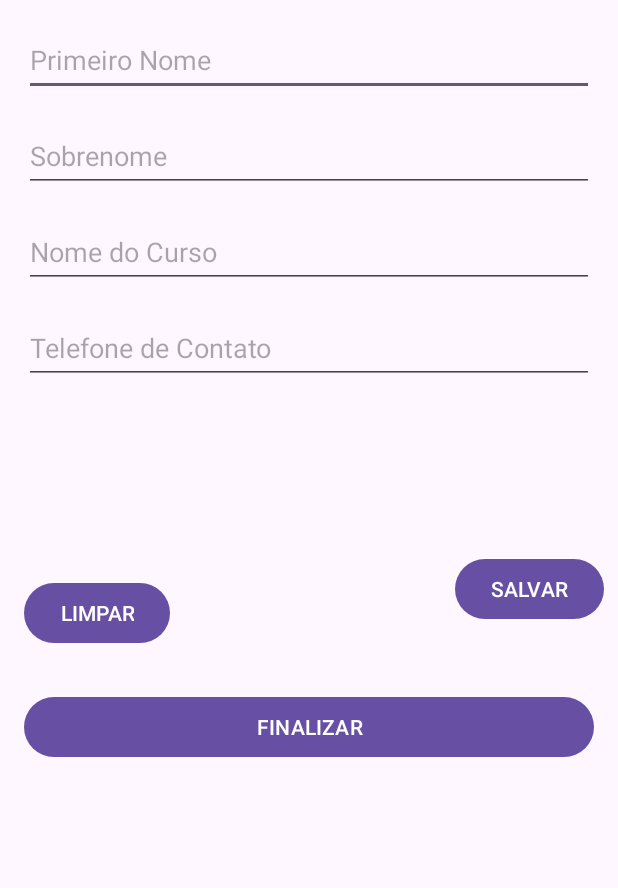
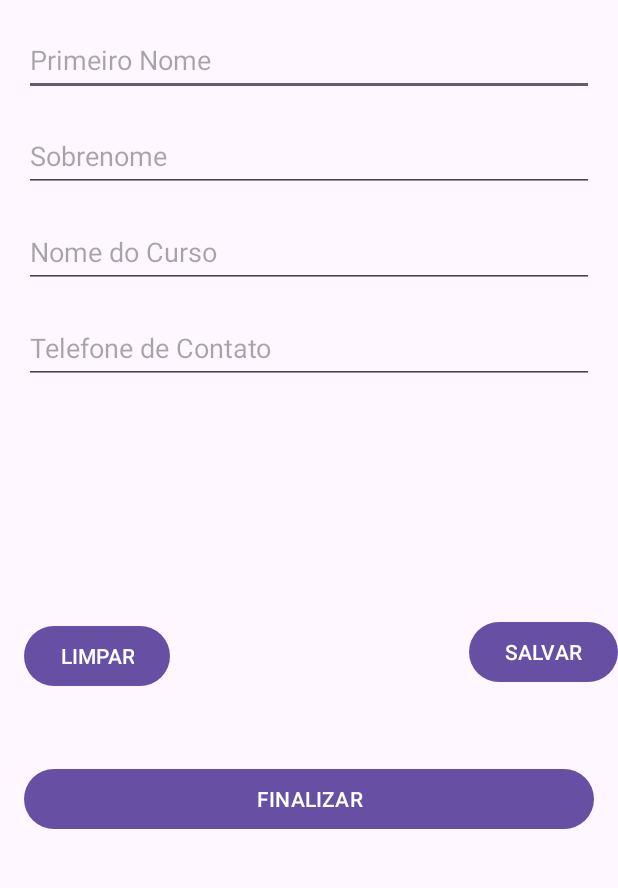
Before and after one commit to KevinAlmd27/DevAndroid, an Android app: the screen it shows after launch (MainActivity), on a phone screen of 412 x 824 dp, the part 61-949 px from its top. Run offline under Robolectric (Android 15) with nearby library versions, the phone set to English and light mode, and no system bars.

Commit message:
Versão 1 Clean Code

```diff
--- a/AppLista/app/src/main/java/view/MainActivity.java
+++ b/AppLista/app/src/main/java/view/MainActivity.java
@@ -1,6 +1,11 @@
 package view;
 
 import android.os.Bundle;
+import android.util.Log;
+import android.view.View;
+import android.widget.Button;
+import android.widget.EditText;
+import android.widget.Toast;
 
 import androidx.activity.EdgeToEdge;
 import androidx.appcompat.app.AppCompatActivity;
@@ -13,12 +18,17 @@ import model.Pessoa;
 
 public class MainActivity extends AppCompatActivity {
 
-
     Pessoa pessoa;
     Pessoa outraPessoa;
 
-    String dadosPessoa;
-    String dadosOutraPessoa;
+    EditText editPrimeiroNome;
+    EditText editSobrenome;
+    EditText editNomeDoCurso;
+    EditText editTelefoneContato;
+
+    Button btnLimpar;
+    Button btnSalvar;
+    Button btnFinalizar;
 
     @Override
     protected void onCreate(Bundle savedInstanceState) {
@@ -33,10 +43,6 @@ public class MainActivity extends AppCompatActivity {
 
         });
         pessoa = new Pessoa();
-        pessoa.setPrimeiroNome("Kevin");
-        pessoa.setSobrenome("Santos");
-        pessoa.setCursoDesejado("Android");
-        pessoa.setTelefoneContato("11-99229191");
 
         outraPessoa = new Pessoa();
         outraPessoa.setPrimeiroNome("Luiz");
@@ -44,26 +50,53 @@ public class MainActivity extends AppCompatActivity {
         outraPessoa.setCursoDesejado("Java");
         outraPessoa.setTelefoneContato("11-99223344");
 
-        dadosPessoa = "Primeiro nome: ";
-        dadosPessoa += pessoa.getPrimeiroNome();
-        dadosPessoa += " Sobrenome ";
-        dadosPessoa += pessoa.getSobrenome();
-        dadosPessoa += " Curso Desejado ";
-        dadosPessoa += pessoa.getCursoDesejado();
-        dadosPessoa += " Telefone de Contato ";
-        dadosPessoa += pessoa.getTelefoneContato();
+        editPrimeiroNome = findViewById(R.id.editPrimeiroNome);
+        editSobrenome = findViewById(R.id.editSobrenome);
+        editNomeDoCurso = findViewById(R.id.editNomeDoCurso);
+        editTelefoneContato = findViewById(R.id.editTelefoneContato);
 
-        dadosOutraPessoa = "Primeiro nome: ";
-        dadosOutraPessoa += outraPessoa.getPrimeiroNome();
-        dadosOutraPessoa += " Sobrenome ";
-        dadosOutraPessoa += outraPessoa.getSobrenome();
-        dadosOutraPessoa += " Curso Desejado ";
-        dadosOutraPessoa += outraPessoa.getCursoDesejado();
-        dadosOutraPessoa += " Telefone de Contato ";
-        dadosOutraPessoa += outraPessoa.getTelefoneContato();
+        btnLimpar = findViewById(R.id.btnLimpar);
+        btnSalvar = findViewById(R.id.btnSalvar);
+        btnFinalizar = findViewById(R.id.btnFinalizar);
 
-        int parada = 0;
+        editPrimeiroNome.setText(pessoa.getPrimeiroNome());
+        editSobrenome.setText(pessoa.getSobrenome());
+        editNomeDoCurso.setText(pessoa.getCursoDesejado());
+        editTelefoneContato.setText(pessoa.getTelefoneContato());
 
+        btnLimpar.setOnClickListener(new View.OnClickListener() {
+            @Override
+            public void onClick(View view) {
+                editPrimeiroNome.setText("");
+                editSobrenome.setText("");
+                editTelefoneContato.setText("");
+                editNomeDoCurso.setText("");
+            }
+        });
+
+        btnFinalizar.setOnClickListener(new View.OnClickListener() {
+            @Override
+            public void onClick(View view) {
+                Toast.makeText(MainActivity.this, "volte Sempre", Toast.LENGTH_LONG).show();
+                finish();
+            }
+        });
+
+        btnSalvar.setOnClickListener(new View.OnClickListener() {
+            @Override
+            public void onClick(View view) {
+
+                pessoa.setPrimeiroNome(editPrimeiroNome.getText().toString());
+                pessoa.setSobrenome(editSobrenome.getText().toString());
+                pessoa.setCursoDesejado(editNomeDoCurso.getText().toString());
+                pessoa.setTelefoneContato(editTelefoneContato.getText().toString());
+
+                Toast.makeText(MainActivity.this, "Informações Salvas" + pessoa.toString(), Toast.LENGTH_LONG).show();
+            }
+        });
+
+        Log.i("POOAndroid", "Objeto Pessoa: " + pessoa.toString());
+        Log.i("POOAndroid", "Objeto Outra Pessoa: " + outraPessoa.toString());
 
 
     }
--- a/AppLista/app/src/main/res/layout/activity_main.xml
+++ b/AppLista/app/src/main/res/layout/activity_main.xml
@@ -7,11 +7,12 @@
     android:layout_height="match_parent"
     tools:context="view.MainActivity">
 
-    <TextView android:id="@+id/txtTitulo"
+    <TextView
+        android:id="@+id/txtTitulo"
         android:layout_width="wrap_content"
         android:layout_height="wrap_content"
+        android:layout_marginTop="16dp"
         android:background="@color/Seila"
-        android:layout_marginTop="16dp"
         android:text="@string/txt_titulo"
         android:textSize="18sp"
         android:textStyle="bold"
@@ -20,7 +21,8 @@
         app:layout_constraintStart_toStartOf="parent"
         app:layout_constraintTop_toTopOf="parent" />
 
-    <EditText android:id="@+id/editPrimeiroNome"
+    <EditText
+        android:id="@+id/editPrimeiroNome"
         android:layout_width="match_parent"
         android:layout_height="48dp"
         android:layout_margin="16dp"
@@ -32,7 +34,8 @@
         app:layout_constraintStart_toStartOf="parent"
         app:layout_constraintTop_toBottomOf="@+id/txtTitulo" />
 
-    <EditText android:id="@+id/editSobrenome"
+    <EditText
+        android:id="@+id/editSobrenome"
         android:layout_width="match_parent"
         android:layout_height="48dp"
         android:layout_margin="16dp"
@@ -45,7 +48,8 @@
         app:layout_constraintStart_toStartOf="parent"
         app:layout_constraintTop_toBottomOf="@+id/editPrimeiroNome" />
 
-    <EditText android:id="@+id/editNomeDOCurso"
+    <EditText
+        android:id="@+id/editNomeDoCurso"
         android:layout_width="match_parent"
         android:layout_height="48dp"
         android:layout_margin="16dp"
@@ -57,19 +61,22 @@
         app:layout_constraintStart_toStartOf="parent"
         app:layout_constraintTop_toBottomOf="@+id/editSobrenome" />
 
-    <EditText android:id="@+id/editTextText5"
+    <EditText
+        android:id="@+id/editTelefoneContato"
         android:layout_width="match_parent"
         android:layout_height="48dp"
         android:layout_margin="16dp"
+        android:layout_marginTop="48dp"
         android:ems="10"
         android:hint="@string/txt_hint_edit_telefone_de_contato"
         android:importantForAutofill="no"
         android:inputType="text"
         app:layout_constraintEnd_toEndOf="parent"
         app:layout_constraintStart_toStartOf="parent"
-        app:layout_constraintTop_toBottomOf="@+id/editNomeDOCurso" />
+        app:layout_constraintTop_toBottomOf="@+id/editNomeDoCurso" />
 
-    <Button android:id="@+id/btnLimpar"
+    <Button
+        android:id="@+id/btnLimpar"
         android:layout_width="wrap_content"
         android:layout_height="wrap_content"
         android:layout_marginStart="16dp"
@@ -77,10 +84,11 @@
         android:text="@string/txt_button_limpar"
         app:layout_constraintBottom_toTopOf="@+id/btnFinalizar"
         app:layout_constraintStart_toStartOf="parent"
-        app:layout_constraintTop_toBottomOf="@+id/editTextText5"
-        app:layout_constraintVertical_bias="1.0" />
+        app:layout_constraintTop_toBottomOf="@+id/editTelefoneContato"
+        app:layout_constraintVertical_bias="0.892" />
 
-    <Button android:id="@+id/btnSalvar"
+    <Button
+        android:id="@+id/btnSalvar"
         android:layout_width="wrap_content"
         android:layout_height="wrap_content"
         android:layout_marginStart="180dp"
@@ -88,12 +96,13 @@
         android:text="@string/txt_button_Salvar"
         app:layout_constraintBottom_toTopOf="@+id/btnFinalizar"
         app:layout_constraintEnd_toEndOf="parent"
-        app:layout_constraintHorizontal_bias="0.515"
+        app:layout_constraintHorizontal_bias="1.0"
         app:layout_constraintStart_toEndOf="@+id/btnLimpar"
-        app:layout_constraintTop_toBottomOf="@+id/editTextText5"
-        app:layout_constraintVertical_bias="1.0" />
+        app:layout_constraintTop_toBottomOf="@+id/editTelefoneContato"
+        app:layout_constraintVertical_bias="0.964" />
 
-    <Button android:id="@+id/btnFinalizar"
+    <Button
+        android:id="@+id/btnFinalizar"
         android:layout_width="match_parent"
         android:layout_height="wrap_content"
         android:layout_margin="16dp"
@@ -101,9 +110,8 @@
         android:text="@string/txt_button_Finalizar"
         app:layout_constraintBottom_toBottomOf="parent"
         app:layout_constraintEnd_toEndOf="parent"
-        app:layout_constraintHorizontal_bias="0.0"
         app:layout_constraintStart_toStartOf="parent"
-        app:layout_constraintTop_toBottomOf="@+id/editTextText5"
-        app:layout_constraintVertical_bias="0.422" />
+        app:layout_constraintTop_toBottomOf="@+id/editTelefoneContato"
+        app:layout_constraintVertical_bias="0.529" />
 
 </androidx.constraintlayout.widget.ConstraintLayout>
```
